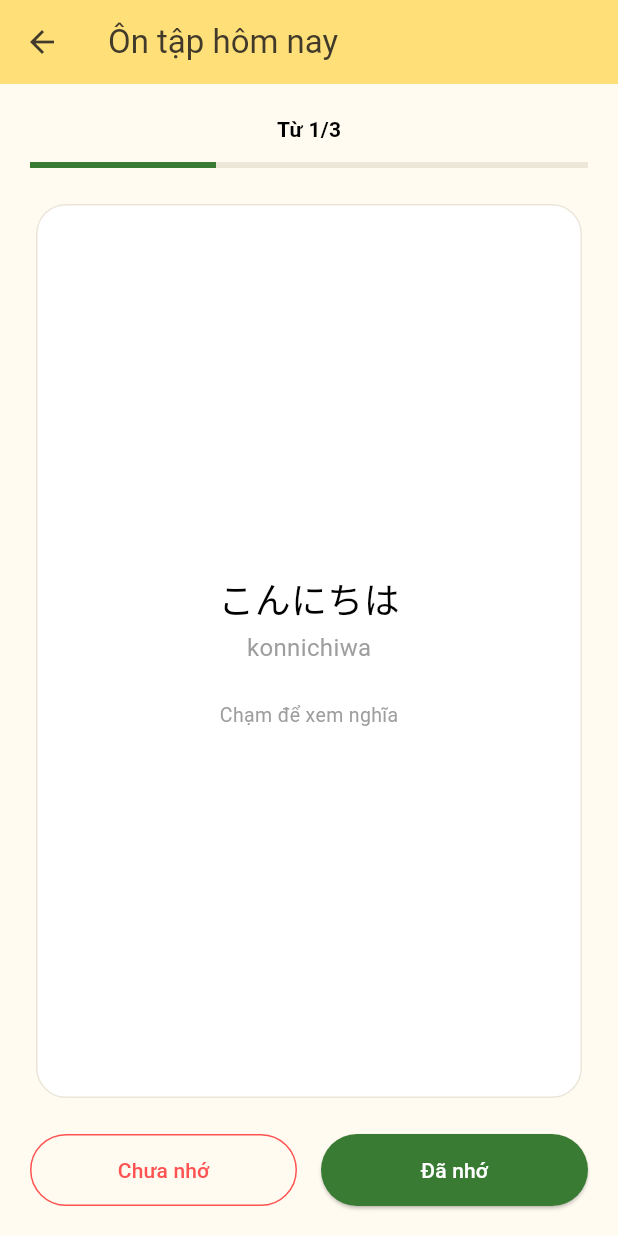
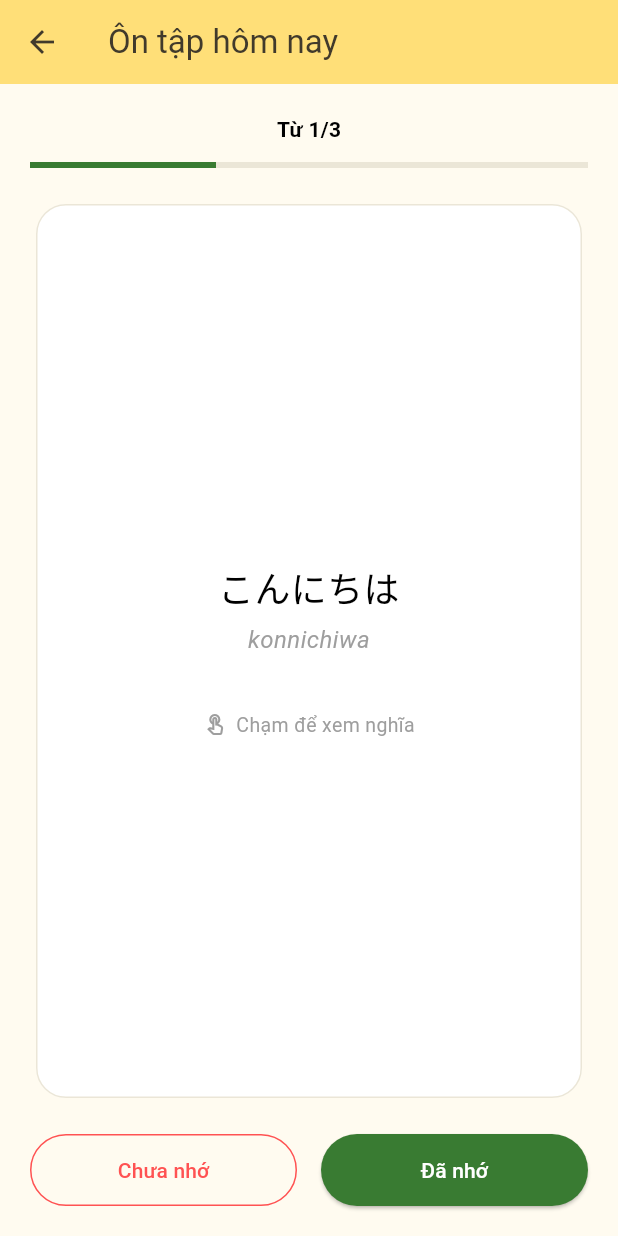
Before and after one commit to Pham-Duyy/Nhom_App_LearnJPVocab, a Flutter app: the screen it shows after launch, after a tap on "Bắt đầu", on a phone screen of 412 x 824 dp. Run offline on Flutter 3.47's test engine with Material 3 defaults, Android fonts, the phone set to English and light mode, and no system bars; our stand-ins replace cloud_firestore, firebase_auth, firebase_core; accounts and stored records are empty.

Commit message:
đã add flipflop lật thẻ

```diff
--- a/lib/data/mock/mock_learning_data.dart
+++ b/lib/data/mock/mock_learning_data.dart
@@ -85,9 +85,9 @@ class MockLearningData {
     ),
   ];
 
-  static const List<Vocabulary> vocabulary = [
+  static final List<Vocabulary> _vocabulary = [
     // les_greetings_1 — Chào hỏi cơ bản
-    Vocabulary(
+    const Vocabulary(
       id: 'v_greet_1',
       lessonId: 'les_greetings_1',
       kanji: '',
@@ -99,7 +99,7 @@ class MockLearningData {
       jlptLevel: 'N5',
       order: 1,
     ),
-    Vocabulary(
+    const Vocabulary(
       id: 'v_greet_2',
       lessonId: 'les_greetings_1',
       kanji: '',
@@ -111,7 +111,7 @@ class MockLearningData {
       jlptLevel: 'N5',
       order: 2,
     ),
-    Vocabulary(
+    const Vocabulary(
       id: 'v_greet_3',
       lessonId: 'les_greetings_1',
       kanji: '',
@@ -123,7 +123,7 @@ class MockLearningData {
       jlptLevel: 'N5',
       order: 3,
     ),
-    Vocabulary(
+    const Vocabulary(
       id: 'v_greet_4',
       lessonId: 'les_greetings_1',
       kanji: '',
@@ -135,7 +135,7 @@ class MockLearningData {
       jlptLevel: 'N5',
       order: 4,
     ),
-    Vocabulary(
+    const Vocabulary(
       id: 'v_greet_5',
       lessonId: 'les_greetings_1',
       kanji: '',
@@ -149,7 +149,7 @@ class MockLearningData {
     ),
 
     // les_greetings_2 — Giao tiếp hằng ngày
-    Vocabulary(
+    const Vocabulary(
       id: 'v_greet_6',
       lessonId: 'les_greetings_2',
       kanji: '',
@@ -161,7 +161,7 @@ class MockLearningData {
       jlptLevel: 'N5',
       order: 1,
     ),
-    Vocabulary(
+    const Vocabulary(
       id: 'v_greet_7',
       lessonId: 'les_greetings_2',
       kanji: '元気',
@@ -173,7 +173,7 @@ class MockLearningData {
       jlptLevel: 'N5',
       order: 2,
     ),
-    Vocabulary(
+    const Vocabulary(
       id: 'v_greet_8',
       lessonId: 'les_greetings_2',
       kanji: '名前',
@@ -185,7 +185,7 @@ class MockLearningData {
       jlptLevel: 'N5',
       order: 3,
     ),
-    Vocabulary(
+    const Vocabulary(
       id: 'v_greet_9',
       lessonId: 'les_greetings_2',
       kanji: '学生',
@@ -197,7 +197,7 @@ class MockLearningData {
       jlptLevel: 'N5',
       order: 4,
     ),
-    Vocabulary(
+    const Vocabulary(
       id: 'v_greet_10',
       lessonId: 'les_greetings_2',
       kanji: '先生',
@@ -211,7 +211,7 @@ class MockLearningData {
     ),
 
     // les_family_1 — Thành viên gia đình
-    Vocabulary(
+    const Vocabulary(
       id: 'v_family_1',
       lessonId: 'les_family_1',
       kanji: '家族',
@@ -223,7 +223,7 @@ class MockLearningData {
       jlptLevel: 'N5',
       order: 1,
     ),
-    Vocabulary(
+    const Vocabulary(
       id: 'v_family_2',
       lessonId: 'les_family_1',
       kanji: '父',
@@ -235,7 +235,7 @@ class MockLearningData {
       jlptLevel: 'N5',
       order: 2,
     ),
-    Vocabulary(
+    const Vocabulary(
       id: 'v_family_3',
       lessonId: 'les_family_1',
       kanji: '母',
@@ -247,7 +247,7 @@ class MockLearningData {
       jlptLevel: 'N5',
       order: 3,
     ),
-    Vocabulary(
+    const Vocabulary(
       id: 'v_family_4',
       lessonId: 'les_family_1',
       kanji: '兄',
@@ -259,7 +259,7 @@ class MockLearningData {
       jlptLevel: 'N5',
       order: 4,
     ),
-    Vocabulary(
+    const Vocabulary(
       id: 'v_family_5',
       lessonId: 'les_family_1',
       kanji: '妹',
@@ -273,7 +273,7 @@ class MockLearningData {
     ),
 
     // les_family_2 — Con người và ngoại hình
-    Vocabulary(
+    const Vocabulary(
       id: 'v_family_6',
       lessonId: 'les_family_2',
       kanji: '友達',
@@ -285,7 +285,7 @@ class MockLearningData {
       jlptLevel: 'N5',
       order: 1,
     ),
-    Vocabulary(
+    const Vocabulary(
       id: 'v_family_7',
       lessonId: 'les_family_2',
       kanji: '子供',
@@ -297,7 +297,7 @@ class MockLearningData {
       jlptLevel: 'N5',
       order: 2,
     ),
-    Vocabulary(
+    const Vocabulary(
       id: 'v_family_8',
       lessonId: 'les_family_2',
       kanji: '男の人',
@@ -309,7 +309,7 @@ class MockLearningData {
       jlptLevel: 'N5',
       order: 3,
     ),
-    Vocabulary(
+    const Vocabulary(
       id: 'v_family_9',
       lessonId: 'les_family_2',
       kanji: '女の人',
@@ -321,7 +321,7 @@ class MockLearningData {
       jlptLevel: 'N5',
       order: 4,
     ),
-    Vocabulary(
+    const Vocabulary(
       id: 'v_family_10',
       lessonId: 'les_family_2',
       kanji: '背が高い',
@@ -335,7 +335,7 @@ class MockLearningData {
     ),
 
     // les_school_1 — Đồ dùng học tập
-    Vocabulary(
+    const Vocabulary(
       id: 'v_school_1',
       lessonId: 'les_school_1',
       kanji: '本',
@@ -347,7 +347,7 @@ class MockLearningData {
       jlptLevel: 'N5',
       order: 1,
     ),
-    Vocabulary(
+    const Vocabulary(
       id: 'v_school_2',
       lessonId: 'les_school_1',
       kanji: '鉛筆',
@@ -359,7 +359,7 @@ class MockLearningData {
       jlptLevel: 'N5',
       order: 2,
     ),
-    Vocabulary(
+    const Vocabulary(
       id: 'v_school_3',
       lessonId: 'les_school_1',
       kanji: '教科書',
@@ -371,7 +371,7 @@ class MockLearningData {
       jlptLevel: 'N5',
       order: 3,
     ),
-    Vocabulary(
+    const Vocabulary(
       id: 'v_school_4',
       lessonId: 'les_school_1',
       kanji: '机',
@@ -383,7 +383,7 @@ class MockLearningData {
       jlptLevel: 'N5',
       order: 4,
     ),
-    Vocabulary(
+    const Vocabulary(
       id: 'v_school_5',
       lessonId: 'les_school_1',
       kanji: '椅子',
@@ -397,7 +397,7 @@ class MockLearningData {
     ),
 
     // les_school_2 — Cuộc sống hằng ngày
-    Vocabulary(
+    const Vocabulary(
       id: 'v_school_6',
       lessonId: 'les_school_2',
       kanji: '学校',
@@ -409,7 +409,7 @@ class MockLearningData {
       jlptLevel: 'N5',
       order: 1,
     ),
-    Vocabulary(
+    const Vocabulary(
       id: 'v_school_7',
       lessonId: 'les_school_2',
       kanji: '勉強する',
@@ -421,7 +421,7 @@ class MockLearningData {
       jlptLevel: 'N5',
       order: 2,
     ),
-    Vocabulary(
+    const Vocabulary(
       id: 'v_school_8',
       lessonId: 'les_school_2',
       kanji: '宿題',
@@ -433,7 +433,7 @@ class MockLearningData {
       jlptLevel: 'N5',
       order: 3,
     ),
-    Vocabulary(
+    const Vocabulary(
       id: 'v_school_9',
       lessonId: 'les_school_2',
       kanji: '忙しい',
@@ -445,7 +445,7 @@ class MockLearningData {
       jlptLevel: 'N5',
       order: 4,
     ),
-    Vocabulary(
+    const Vocabulary(
       id: 'v_school_10',
       lessonId: 'les_school_2',
       kanji: '楽しい',
@@ -458,6 +458,44 @@ class MockLearningData {
       order: 5,
     ),
   ];
+
+  /// Danh sách từ vựng hiện tại (dùng cho học mới và ôn tập)
+  static List<Vocabulary> get vocabulary => _vocabulary;
+
+  /// Hàm tiện ích để thêm một từ vựng mới vào dữ liệu học / ôn tập.
+  /// Bạn có thể gọi hàm này từ bất kỳ đâu để thêm từ mới.
+  static Vocabulary addWord({
+    String? id,
+    String lessonId = 'les_school_2',
+    required String kanji,
+    required String kana,
+    required String romaji,
+    required String meaning,
+    String exampleJapanese = '',
+    String exampleVietnamese = '',
+    String jlptLevel = 'N5',
+    int? order,
+  }) {
+    final word = Vocabulary(
+      id: id ?? 'v_custom_${DateTime.now().microsecondsSinceEpoch}',
+      lessonId: lessonId,
+      kanji: kanji,
+      kana: kana,
+      romaji: romaji,
+      meaning: meaning,
+      exampleJapanese: exampleJapanese,
+      exampleVietnamese: exampleVietnamese,
+      jlptLevel: jlptLevel,
+      order: order ?? (_vocabulary.length + 1),
+    );
+    _vocabulary.add(word);
+    return word;
+  }
+
+  /// Hàm tiện ích để thêm nhiều từ vựng mới cùng lúc
+  static void addWords(List<Vocabulary> words) {
+    _vocabulary.addAll(words);
+  }
 
   /// Sinh 9 Progress mẫu (phân bố mức 3-3-1-1-1, tất cả đã học) để trang chủ
   /// và phiên ôn tập có dữ liệu ngay khi mở app, trước khi có Firestore.
--- a/lib/models/vocabulary.dart
+++ b/lib/models/vocabulary.dart
@@ -24,6 +24,35 @@ class Vocabulary {
     required this.jlptLevel,
     required this.order,
   });
+
+  /// Factory tiện lợi giúp thêm từ vựng mới nhanh chóng mà không cần truyền id/order dài dòng
+  factory Vocabulary.create({
+    String? id,
+    String lessonId = 'les_school_2',
+    required String kanji,
+    required String kana,
+    required String romaji,
+    required String meaning,
+    String exampleJapanese = '',
+    String exampleVietnamese = '',
+    String? audioUrl,
+    String jlptLevel = 'N5',
+    int order = 1,
+  }) {
+    return Vocabulary(
+      id: id ?? 'v_${DateTime.now().microsecondsSinceEpoch}',
+      lessonId: lessonId,
+      kanji: kanji,
+      kana: kana,
+      romaji: romaji,
+      meaning: meaning,
+      exampleJapanese: exampleJapanese,
+      exampleVietnamese: exampleVietnamese,
+      audioUrl: audioUrl,
+      jlptLevel: jlptLevel,
+      order: order,
+    );
+  }
 
   Vocabulary copyWith({
     String? id,
--- a/lib/screens/flashcard/flashcard_screen.dart
+++ b/lib/screens/flashcard/flashcard_screen.dart
@@ -6,7 +6,7 @@ import '../../providers/progress_provider.dart';
 import '../../providers/vocabulary_provider.dart';
 import '../../theme/app_colors.dart';
 import '../../theme/app_styles.dart';
-import '../../widgets/app_card.dart';
+import '../../widgets/flashcard_widget.dart';
 import 'learning_result_screen.dart';
 
 /// Học từ vựng bằng flashcard. Dùng chung cho phiên học theo bài
@@ -30,8 +30,6 @@ class FlashcardScreen extends StatefulWidget {
 }
 
 class _FlashcardScreenState extends State<FlashcardScreen> {
-  bool _showBack = false;
-
   // Chặn bấm đúp trong lúc markCorrect()/markWrong() đang chờ lưu — nếu
   // không, một cú bấm kép có thể lưu một từ hai lần, nhảy qua từ tiếp theo,
   // sai số liệu phiên, hoặc mở màn hình kết quả nhiều lần.
@@ -83,7 +81,6 @@ class _FlashcardScreenState extends State<FlashcardScreen> {
     vocabularyProvider.nextCard();
     setState(() {
       _isSubmitting = false;
-      _showBack = false;
     });
 
     if (vocabularyProvider.sessionStatus == LearningSessionStatus.completed) {
@@ -141,9 +138,9 @@ class _FlashcardScreenState extends State<FlashcardScreen> {
                 ),
                 const SizedBox(height: 20),
                 Expanded(
-                  child: GestureDetector(
-                    onTap: () => setState(() => _showBack = !_showBack),
-                    child: _FlashcardFace(word: word, showBack: _showBack),
+                  child: FlashcardWidget(
+                    key: ValueKey(word.id),
+                    word: word,
                   ),
                 ),
                 const SizedBox(height: 20),
@@ -186,72 +183,3 @@ class _FlashcardScreenState extends State<FlashcardScreen> {
     );
   }
 }
-
-class _FlashcardFace extends StatelessWidget {
-  const _FlashcardFace({
-    Key? key,
-    required this.word,
-    required this.showBack,
-  }) : super(key: key);
-
-  final Vocabulary word;
-  final bool showBack;
-
-  @override
-  Widget build(BuildContext context) {
-    return AppCard(
-      radius: AppRadius.cardLarge,
-      child: Padding(
-        padding: const EdgeInsets.all(24),
-        child: Center(child: showBack ? _buildBack() : _buildFront()),
-      ),
-    );
-  }
-
-  Widget _buildFront() {
-    return Column(
-      mainAxisSize: MainAxisSize.min,
-      children: [
-        if (word.kanji.isNotEmpty) ...[
-          Text(
-            word.kanji,
-            style: const TextStyle(fontSize: 40, fontWeight: FontWeight.bold),
-          ),
-          const SizedBox(height: 8),
-        ],
-        Text(word.kana, style: const TextStyle(fontSize: 24)),
-        const SizedBox(height: 4),
-        Text(
-          word.romaji,
-          style: const TextStyle(fontSize: 16, color: Colors.grey),
-        ),
-        const SizedBox(height: 24),
-        const Text(
-          'Chạm để xem nghĩa',
-          style: TextStyle(fontSize: 13, color: Colors.grey),
-        ),
-      ],
-    );
-  }
-
-  Widget _buildBack() {
-    return Column(
-      mainAxisSize: MainAxisSize.min,
-      children: [
-        Text(
-          word.meaning,
-          style: const TextStyle(fontSize: 24, fontWeight: FontWeight.bold),
-          textAlign: TextAlign.center,
-        ),
-        const SizedBox(height: 16),
-        Text(word.exampleJapanese, textAlign: TextAlign.center),
-        const SizedBox(height: 6),
-        Text(
-          word.exampleVietnamese,
-          style: const TextStyle(color: Colors.grey),
-          textAlign: TextAlign.center,
-        ),
-      ],
-    );
-  }
-}
--- a/lib/widgets/flashcard_widget.dart
+++ b/lib/widgets/flashcard_widget.dart
@@ -0,0 +1,236 @@
+import 'dart:math' as math;
+import 'package:flutter/material.dart';
+
+import '../models/vocabulary.dart';
+import '../theme/app_colors.dart';
+import '../theme/app_styles.dart';
+import 'app_card.dart';
+
+/// Widget thẻ học từ vựng (Flashcard) với hiệu ứng lật 3D (Flip Card).
+/// Dùng chung cho cả màn hình Học mới và Ôn tập.
+class FlashcardWidget extends StatefulWidget {
+  const FlashcardWidget({
+    Key? key,
+    required this.word,
+    this.duration = const Duration(milliseconds: 400),
+    this.onFlip,
+  }) : super(key: key);
+
+  final Vocabulary word;
+  final Duration duration;
+  final ValueChanged<bool>? onFlip;
+
+  @override
+  State<FlashcardWidget> createState() => _FlashcardWidgetState();
+}
+
+class _FlashcardWidgetState extends State<FlashcardWidget>
+    with SingleTickerProviderStateMixin {
+  late final AnimationController _controller;
+  late final Animation<double> _animation;
+
+  @override
+  void initState() {
+    super.initState();
+    _controller = AnimationController(
+      vsync: this,
+      duration: widget.duration,
+    );
+    _animation = Tween<double>(begin: 0.0, end: 1.0).animate(
+      CurvedAnimation(
+        parent: _controller,
+        curve: Curves.easeInOutCubic,
+      ),
+    );
+  }
+
+  @override
+  void didUpdateWidget(covariant FlashcardWidget oldWidget) {
+    super.didUpdateWidget(oldWidget);
+    // Khi chuyển sang từ mới (next card), tự động reset về mặt trước ngay lập tức
+    if (oldWidget.word.id != widget.word.id) {
+      _controller.reset();
+    }
+  }
+
+  @override
+  void dispose() {
+    _controller.dispose();
+    super.dispose();
+  }
+
+  void _flip() {
+    if (_controller.isAnimating) return;
+    if (_controller.isCompleted) {
+      _controller.reverse();
+      widget.onFlip?.call(false);
+    } else {
+      _controller.forward();
+      widget.onFlip?.call(true);
+    }
+  }
+
+  @override
+  Widget build(BuildContext context) {
+    return GestureDetector(
+      onTap: _flip,
+      behavior: HitTestBehavior.opaque,
+      child: AnimatedBuilder(
+        animation: _animation,
+        builder: (context, _) {
+          final value = _animation.value;
+          final angle = value * math.pi;
+          final isBack = value >= 0.5;
+
+          // Hiệu ứng lật 3D theo trục Y với phối cảnh chiều sâu
+          final transform = Matrix4.identity()
+            ..setEntry(3, 2, 0.001) // perspective
+            ..rotateY(angle);
+
+          return Transform(
+            transform: transform,
+            alignment: Alignment.center,
+            child: isBack
+                ? Transform(
+                    alignment: Alignment.center,
+                    transform: Matrix4.identity()..rotateY(math.pi),
+                    child: _buildCardContainer(
+                      child: _buildBack(),
+                    ),
+                  )
+                : _buildCardContainer(
+                    child: _buildFront(),
+                  ),
+          );
+        },
+      ),
+    );
+  }
+
+  Widget _buildCardContainer({required Widget child}) {
+    return SizedBox(
+      width: double.infinity,
+      height: double.infinity,
+      child: AppCard(
+        radius: AppRadius.cardLarge,
+        child: Padding(
+          padding: const EdgeInsets.symmetric(horizontal: 24, vertical: 32),
+          child: Center(child: child),
+        ),
+      ),
+    );
+  }
+
+  /// Mặt trước: Hiển thị Kanji, Kana, Romaji và gợi ý chạm để lật
+  Widget _buildFront() {
+    return Column(
+      mainAxisSize: MainAxisSize.min,
+      mainAxisAlignment: MainAxisAlignment.center,
+      children: [
+        if (widget.word.kanji.isNotEmpty) ...[
+          Text(
+            widget.word.kanji,
+            style: const TextStyle(
+              fontSize: 44,
+              fontWeight: FontWeight.bold,
+              color: AppColors.appBarForeground,
+            ),
+            textAlign: TextAlign.center,
+          ),
+          const SizedBox(height: 12),
+        ],
+        Text(
+          widget.word.kana,
+          style: const TextStyle(
+            fontSize: 24,
+            fontWeight: FontWeight.w500,
+          ),
+          textAlign: TextAlign.center,
+        ),
+        const SizedBox(height: 6),
+        Text(
+          widget.word.romaji,
+          style: const TextStyle(
+            fontSize: 16,
+            color: Colors.grey,
+            fontStyle: FontStyle.italic,
+          ),
+          textAlign: TextAlign.center,
+        ),
+        const SizedBox(height: 36),
+        const Row(
+          mainAxisSize: MainAxisSize.min,
+          children: [
+            Icon(Icons.touch_app_outlined, size: 16, color: Colors.grey),
+            SizedBox(width: 6),
+            Text(
+              'Chạm để xem nghĩa',
+              style: TextStyle(fontSize: 13, color: Colors.grey),
+            ),
+          ],
+        ),
+      ],
+    );
+  }
+
+  /// Mặt sau: Hiển thị Nghĩa tiếng Việt, Câu ví dụ và dịch nghĩa
+  Widget _buildBack() {
+    return Column(
+      mainAxisSize: MainAxisSize.min,
+      mainAxisAlignment: MainAxisAlignment.center,
+      children: [
+        Text(
+          widget.word.meaning,
+          style: const TextStyle(
+            fontSize: 26,
+            fontWeight: FontWeight.bold,
+            color: AppColors.appBarForeground,
+          ),
+          textAlign: TextAlign.center,
+        ),
+        const SizedBox(height: 20),
+        if (widget.word.exampleJapanese.isNotEmpty) ...[
+          Container(
+            padding: const EdgeInsets.symmetric(horizontal: 16, vertical: 10),
+            decoration: BoxDecoration(
+              color: AppColors.background,
+              borderRadius: BorderRadius.circular(12),
+            ),
+            child: Column(
+              children: [
+                Text(
+                  widget.word.exampleJapanese,
+                  style: const TextStyle(fontSize: 15, fontWeight: FontWeight.w500),
+                  textAlign: TextAlign.center,
+                ),
+                if (widget.word.exampleVietnamese.isNotEmpty) ...[
+                  const SizedBox(height: 6),
+                  Text(
+                    widget.word.exampleVietnamese,
+                    style: TextStyle(
+                      fontSize: 13,
+                      color: Colors.grey.shade700,
+                    ),
+                    textAlign: TextAlign.center,
+                  ),
+                ],
+              ],
+            ),
+          ),
+          const SizedBox(height: 24),
+        ],
+        const Row(
+          mainAxisSize: MainAxisSize.min,
+          children: [
+            Icon(Icons.flip_to_front_outlined, size: 16, color: Colors.grey),
+            SizedBox(width: 6),
+            Text(
+              'Chạm để quay lại từ vựng',
+              style: TextStyle(fontSize: 13, color: Colors.grey),
+            ),
+          ],
+        ),
+      ],
+    );
+  }
+}
```
Also changed, not shown: 1 other file.
